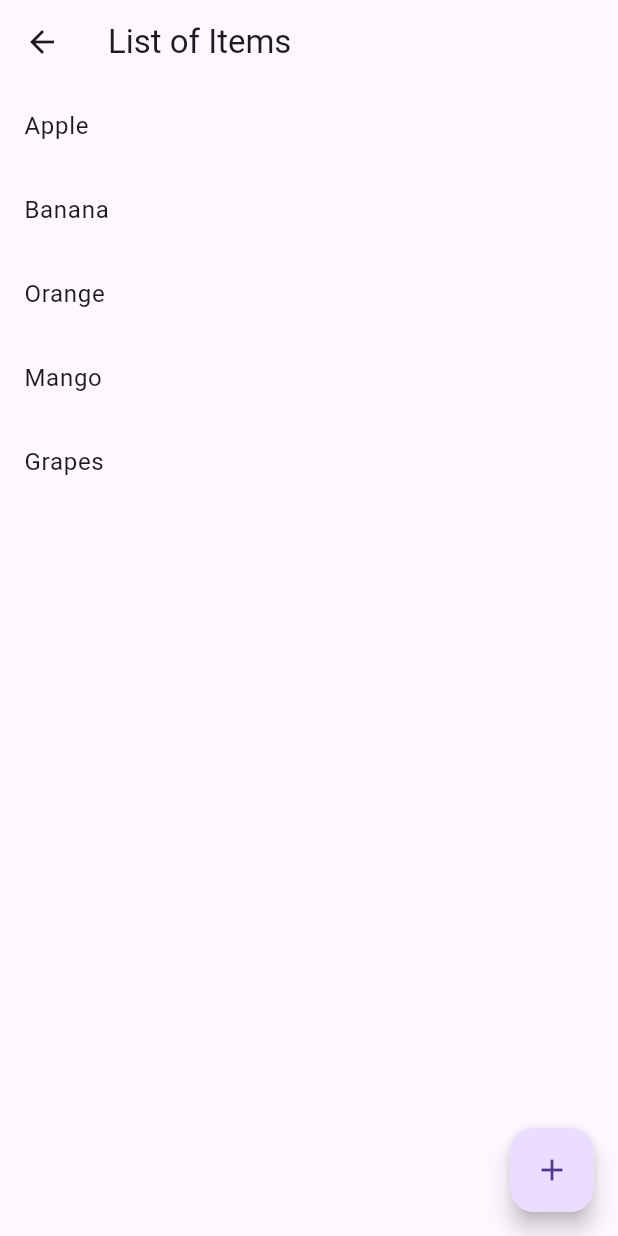
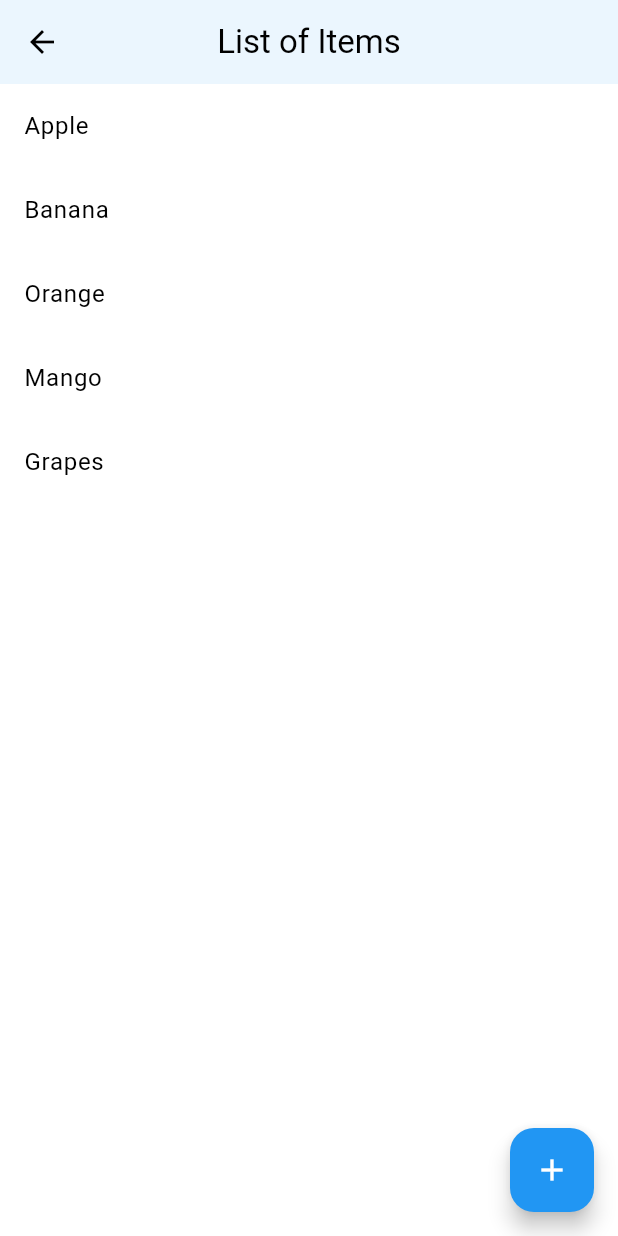
Before and after one commit to permanayogi/my_first_app, a Flutter app: the screen it shows after launch, after a tap on "Go to List Screen", on a phone screen of 412 x 824 dp. Run offline on Flutter 3.47's test engine with Material 3 defaults, Android fonts, the phone set to English and light mode, and no system bars.

Commit message:
apply theme

```diff
--- a/lib/main.dart
+++ b/lib/main.dart
@@ -2,7 +2,7 @@ import 'package:flutter/material.dart';
 import 'package:my_first_app/list_screen.dart';
 
 void main() {
-  runApp(MyApp());
+  runApp(const MyApp());
 }
 
 class MyApp extends StatelessWidget {
@@ -12,6 +12,21 @@ class MyApp extends StatelessWidget {
   Widget build(BuildContext context) {
     return MaterialApp(
       title: 'My First Flutter App',
+      theme: ThemeData(
+          primaryColor: Colors.deepPurple, //primary color
+          colorScheme: ColorScheme.fromSwatch().copyWith(
+            secondary: Colors.amber, //acccent color
+          ),
+          textTheme: const TextTheme(
+              headlineLarge: TextStyle(
+                  fontSize: 24, fontWeight: FontWeight.bold), //appbar title
+              bodyLarge: TextStyle(
+                  fontSize: 16, color: Colors.black87) //list item text
+              ),
+          appBarTheme: const AppBarTheme(
+            centerTitle: true,
+            elevation: 4,
+          )),
       home: HomeScreen(),
     );
   }
```
